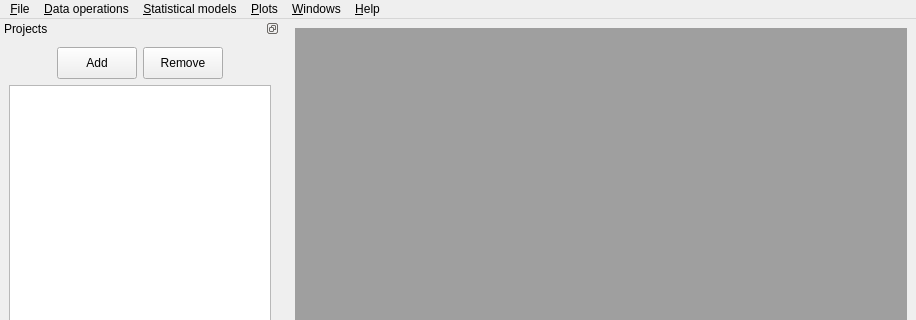
First picture: the form in src/MainWindow.ui, repository gmrandazzo/QStudioMetrics, before the edit; both pictures show x 0 to 916 and y 0 to 320 of the 916 by 738 pixel window.
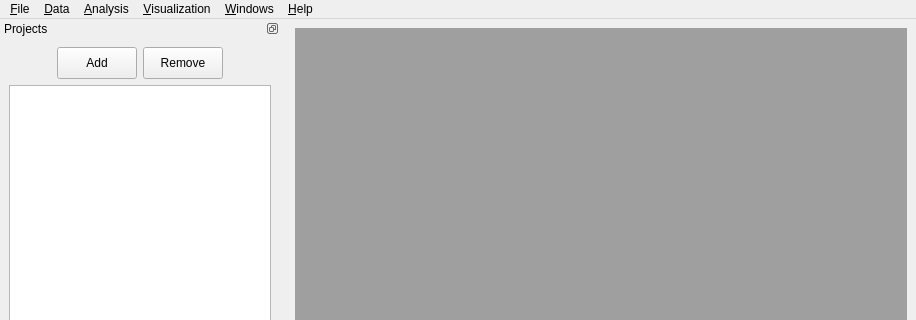
Second picture: the form after the edit. Icons and pictures are not drawn.

Diff of the .ui file:
```diff
--- a/src/MainWindow.ui
+++ b/src/MainWindow.ui
@@ -157,7 +157,7 @@
    </widget>
    <widget class="QMenu" name="menuModels">
     <property name="title">
-     <string>&amp;Statistical models</string>
+     <string>&amp;Analysis</string>
     </property>
     <addaction name="actionPCA"/>
     <addaction name="actionPCA_Prediction"/>
@@ -180,7 +180,7 @@
    </widget>
    <widget class="QMenu" name="menuGraphs">
     <property name="title">
-     <string>&amp;Plots</string>
+     <string>&amp;Visualization</string>
     </property>
     <widget class="QMenu" name="menuVariable">
      <property name="title">
@@ -312,7 +312,7 @@
    </widget>
    <widget class="QMenu" name="menuData">
     <property name="title">
-     <string>&amp;Data operations</string>
+     <string>&amp;Data</string>
     </property>
     <addaction name="actionAdd_Remove_Object_Labels"/>
     <addaction name="actionAdd_Remove_Variable_Labels"/>
```
Left out of the diff: 114 changed lines with no effect on the pictures.
